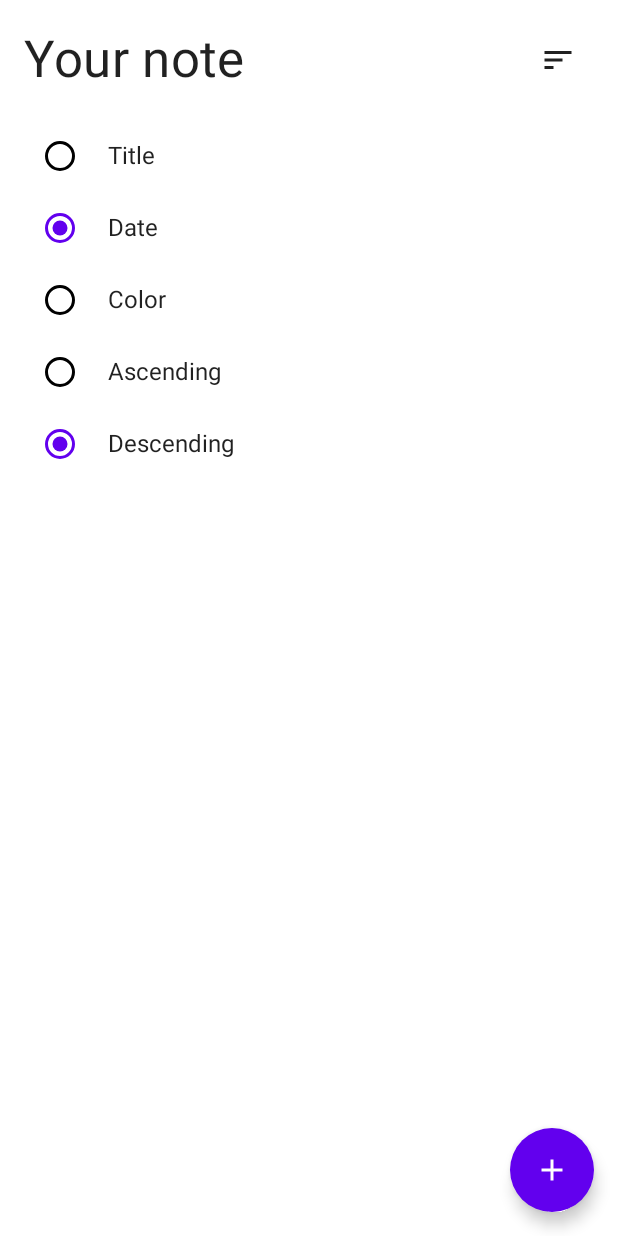
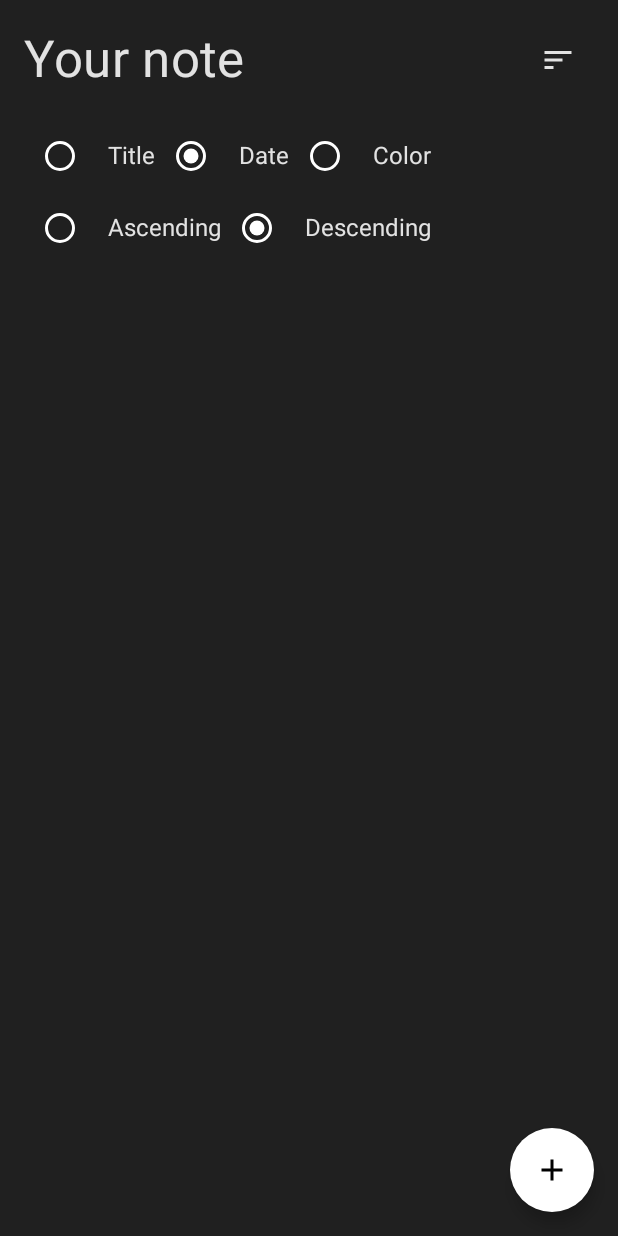
Before and after one commit to Aaarke/HotNote, an Android app built with Jetpack Compose: the composable NotesScreen called with empty values, after a tap on "Sort", on a phone screen of 412 x 824 dp. Run offline under Robolectric (Android 15) with nearby library versions, the phone set to English and light mode, and no system bars; our stand-ins replace Dagger/Hilt's generated code.

Commit message:
add or edit note viewmodel added

```diff
--- a/app/src/main/java/com/roshan/hotnote/feature_note/domain/use_case/NotesUseCases.kt
+++ b/app/src/main/java/com/roshan/hotnote/feature_note/domain/use_case/NotesUseCases.kt
@@ -3,6 +3,7 @@ package com.roshan.hotnote.feature_note.domain.use_case
 class NotesUseCases(
      val deleteNoteUseCase: DeleteNoteUseCase,
      val getNotesUseCase: GetNotesUseCase,
-     val addNodeUseCase: AddNodeUseCase
+     val addNodeUseCase: AddNodeUseCase,
+     val getNoteUseCase: GetNoteUseCase
 ) {
 }
--- a/app/src/main/java/com/roshan/hotnote/feature_note/presentation/notes/NotesViewModel.kt
+++ b/app/src/main/java/com/roshan/hotnote/feature_note/presentation/notes/NotesViewModel.kt
@@ -24,7 +24,7 @@ class NotesViewModel @Inject constructor(private val notesUseCases: NotesUseCase
 
     private var recentlyDeletedNode: Note? = null
 
-    private var getNoteJob:Job?=null
+    private var getNoteJob: Job? = null
 
 
     init {
@@ -68,7 +68,7 @@ class NotesViewModel @Inject constructor(private val notesUseCases: NotesUseCase
     private fun getNotes(notesOrder: NotesOrder) {
         getNoteJob?.cancel()
 
-        getNoteJob=notesUseCases.getNotesUseCase(notesOrder).onEach { notes ->
+        getNoteJob = notesUseCases.getNotesUseCase(notesOrder).onEach { notes ->
             _state.value = state.value.copy(notes = notes, notesOrder = notesOrder)
         }.launchIn(viewModelScope)
     }
--- a/app/src/main/java/com/roshan/hotnote/feature_note/presentation/notes/component/OrderSection.kt
+++ b/app/src/main/java/com/roshan/hotnote/feature_note/presentation/notes/component/OrderSection.kt
@@ -21,33 +21,30 @@ fun OrderSection(
                 selected = notesOrder is NotesOrder.Title,
                 onSelect = { onOrderChange(NotesOrder.Title(notesOrder.orderType)) }
             )
-        }
-        Spacer(modifier = Modifier.width(8.dp))
-
             DefaultRadioButton(
                 text = "Date",
                 selected = notesOrder is NotesOrder.Date,
                 onSelect = { onOrderChange(NotesOrder.Date(notesOrder.orderType)) })
 
-        Spacer(modifier = Modifier.width(8.dp))
             DefaultRadioButton(
                 text = "Color",
                 selected = notesOrder is NotesOrder.Color,
                 onSelect = { onOrderChange(NotesOrder.Color(notesOrder.orderType)) })
             Spacer(modifier = Modifier.width(8.dp))
+        }
+        Spacer(modifier = Modifier.width(8.dp))
 
+        Row(modifier = Modifier.fillMaxWidth()) {
             DefaultRadioButton(
                 text = "Ascending",
                 selected = notesOrder.orderType is OrderType.Ascending,
                 onSelect = { onOrderChange(notesOrder.copy(OrderType.Ascending)) })
 
-        Spacer(modifier = Modifier.width(8.dp))
-
             DefaultRadioButton(
                 text = "Descending",
                 selected = notesOrder.orderType is OrderType.Descending,
                 onSelect = { onOrderChange(notesOrder.copy(OrderType.Descending)) })
-
+        }
 
     }
 }
--- a/app/src/main/java/com/roshan/hotnote/ui/theme/Color.kt
+++ b/app/src/main/java/com/roshan/hotnote/ui/theme/Color.kt
@@ -1,11 +1,6 @@
 package com.roshan.hotnote.ui.theme
 
 import androidx.compose.ui.graphics.Color
-
-val Purple200 = Color(0xFFBB86FC)
-val Purple500 = Color(0xFF6200EE)
-val Purple700 = Color(0xFF3700B3)
-val Teal200 = Color(0xFF03DAC5)
 
 val DarkGray = Color(0xFF202020)
 val LightBlue = Color(0xFFD7E8DE)
--- a/app/src/main/java/com/roshan/hotnote/ui/theme/Theme.kt
+++ b/app/src/main/java/com/roshan/hotnote/ui/theme/Theme.kt
@@ -1,42 +1,22 @@
 package com.roshan.hotnote.ui.theme
 
-import androidx.compose.foundation.isSystemInDarkTheme
 import androidx.compose.material.MaterialTheme
 import androidx.compose.material.darkColors
-import androidx.compose.material.lightColors
 import androidx.compose.runtime.Composable
+import androidx.compose.ui.graphics.Color
 
 private val DarkColorPalette = darkColors(
-    primary = Purple200,
-    primaryVariant = Purple700,
-    secondary = Teal200
-)
-
-private val LightColorPalette = lightColors(
-    primary = Purple500,
-    primaryVariant = Purple700,
-    secondary = Teal200
-
-    /* Other default colors to override
-    background = Color.White,
-    surface = Color.White,
-    onPrimary = Color.White,
-    onSecondary = Color.Black,
-    onBackground = Color.Black,
-    onSurface = Color.Black,
-    */
+    primary = Color.White,
+    background = DarkGray,
+    onBackground = Color.White,
+    surface = LightBlue,
+    onSurface = DarkGray
 )
 
 @Composable
-fun HotNoteTheme(darkTheme: Boolean = isSystemInDarkTheme(), content: @Composable () -> Unit) {
-    val colors = if (darkTheme) {
-        DarkColorPalette
-    } else {
-        LightColorPalette
-    }
-
+fun CleanArchitectureNoteAppTheme(darkTheme: Boolean = true, content: @Composable() () -> Unit) {
     MaterialTheme(
-        colors = colors,
+        colors = DarkColorPalette,
         typography = Typography,
         shapes = Shapes,
         content = content
```
Also changed, not shown: app/src/main/java/com/roshan/hotnote/MainActivity.kt (+0 -12 lines), app/src/main/java/com/roshan/hotnote/di/AppModule.kt (+10 -7 lines), app/src/main/java/com/roshan/hotnote/feature_note/domain/use_case/GetNoteUseCase.kt (added, +11 -0 lines), app/src/main/java/com/roshan/hotnote/feature_note/presentation/add_edit_notes/AddEditNoteEvent.kt (added, +13 -0 lines), app/src/main/java/com/roshan/hotnote/feature_note/presentation/add_edit_notes/AddEditNoteViewModel.kt (added, +109 -0 lines), app/src/main/java/com/roshan/hotnote/feature_note/presentation/add_edit_notes/NoteTextFieldState.kt (added, +8 -0 lines). Lines whose indentation alone changed are shown as unchanged.
